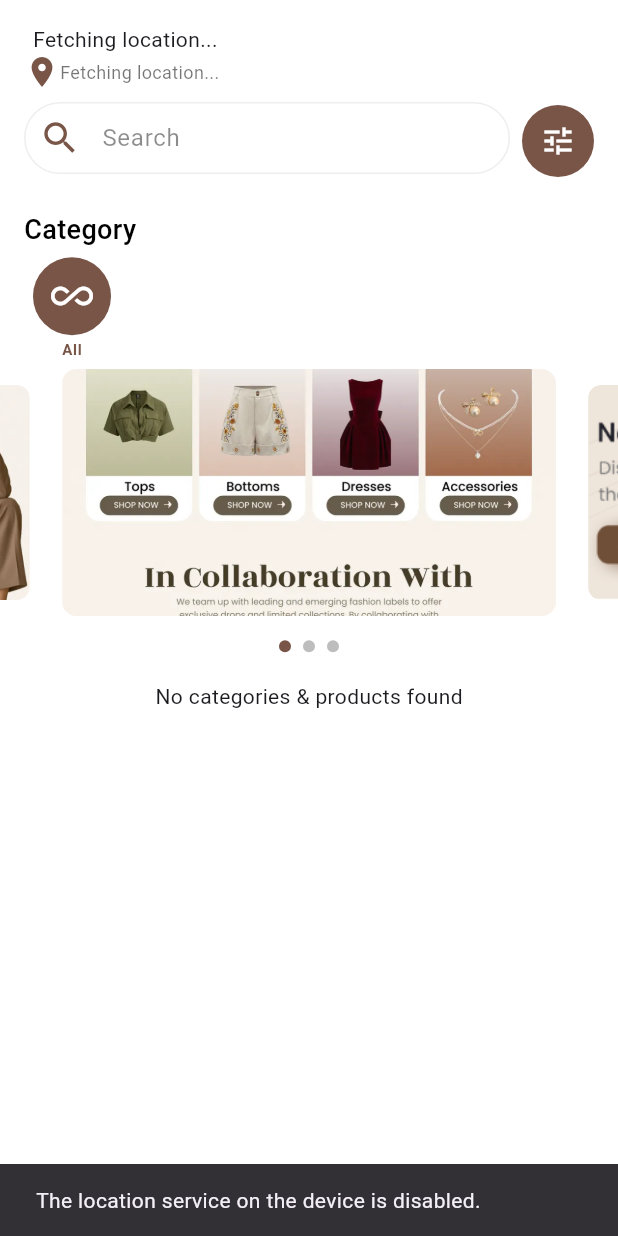
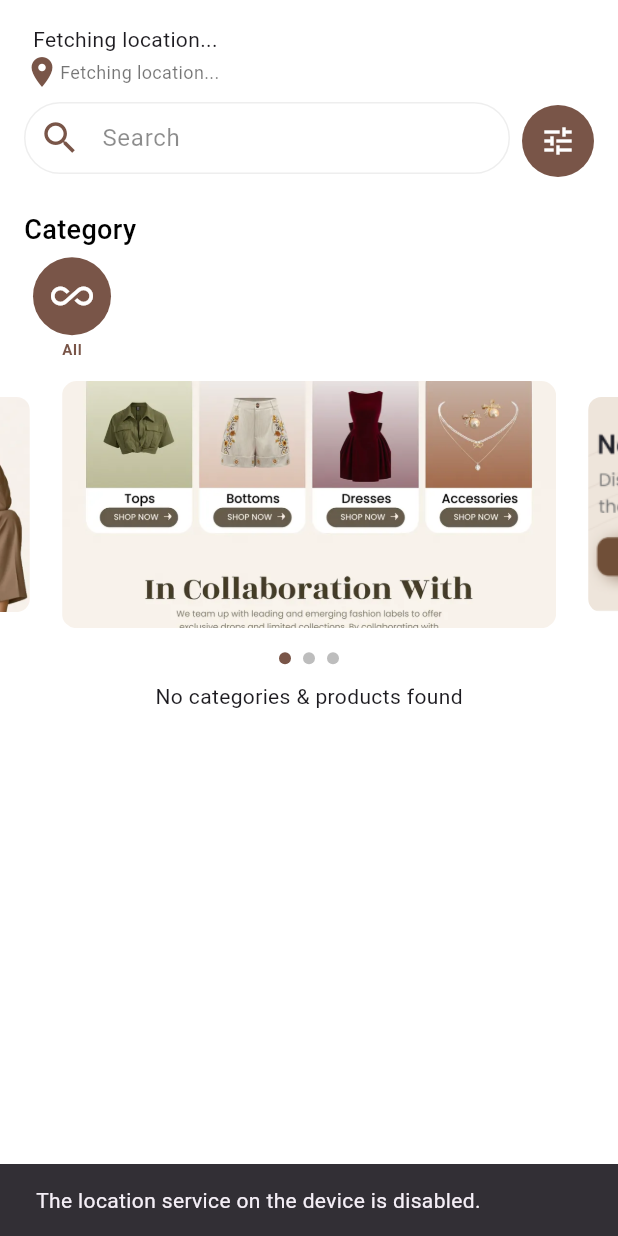
Before and after one commit to Rutva-Patadiya/Shopping-Cart, a Flutter app: the HomePage screen opened directly, on a phone screen of 412 x 824 dp. Run offline on Flutter 3.47's test engine with Material 3 defaults, Android fonts, the phone set to English and light mode, and no system bars; drawn by our look-alikes of carousel_slider; our stand-ins replace cloud_firestore, equatable, firebase_auth, firebase_core, flutter_bloc, geocoding and 1 more; accounts and stored records are empty; generated files the repository leaves out were written again; Roboto replaces fonts that are missing (Poppins, Poppins-Bold).

Commit message:
some space added between caterylist and carousel

```diff
--- a/lib/home/home_page.dart
+++ b/lib/home/home_page.dart
@@ -123,7 +123,7 @@ class HomePageState extends State<HomePage> {
                       child: Text(
                         placeMark == null
                             ? 'Fetching location...'
-                            : '${placeMark!.name} ${placeMark!.subLocality} ${placeMark!.locality}, ${placeMark!.administrativeArea}, ${placeMark!.postalCode}, ${placeMark!.country}',
+                            : '${placeMark!.street} ${placeMark!.subLocality} ${placeMark!.locality}, ${placeMark!.administrativeArea}, ${placeMark!.postalCode}, ${placeMark!.country}',
                         style: TTextTheme.lightTextTheme.labelSmall?.copyWith(
                           color: Colors.black54,
                           fontWeight: FontWeight.w400,
@@ -167,7 +167,6 @@ class HomePageState extends State<HomePage> {
             SliverToBoxAdapter(child: CarouselImages()),
 
             // Product GridView
-            SliverToBoxAdapter(child: SizedBox(height: 8)),
             SliverToBoxAdapter(child: ProductGridView()),
           ],
         ),
--- a/lib/widgets/carousel_images.dart
+++ b/lib/widgets/carousel_images.dart
@@ -18,7 +18,9 @@ class _CarouselImagesState extends State<CarouselImages> {
 
   @override
   Widget build(BuildContext context) {
-    return SizedBox(
+    return Padding(
+      padding: const EdgeInsets.only(top: 8),
+      child: SizedBox(
         height: 200,
         child: Column(
           children: [
@@ -70,6 +72,7 @@ class _CarouselImagesState extends State<CarouselImages> {
             ),
           ],
         ),
+      ),
     );
   }
 }
--- a/lib/widgets/filter_button.dart
+++ b/lib/widgets/filter_button.dart
@@ -11,13 +11,12 @@ class FilterButton extends StatelessWidget {
   @override
   Widget build(BuildContext context) {
     return Container(
-      // width: 40,
       decoration: BoxDecoration(
         borderRadius: BorderRadius.circular(50),
         color: AppColors.brown,
       ),
 
-      margin: const EdgeInsets.only(left: 8, top: 2, bottom: 14),
+      margin: const EdgeInsets.only(left: 8, bottom: 12),
       child: IconButton(
         icon: const Icon(Icons.tune_outlined, color: Colors.white),
         onPressed: () {
```
Lines whose indentation alone changed are shown as unchanged.
